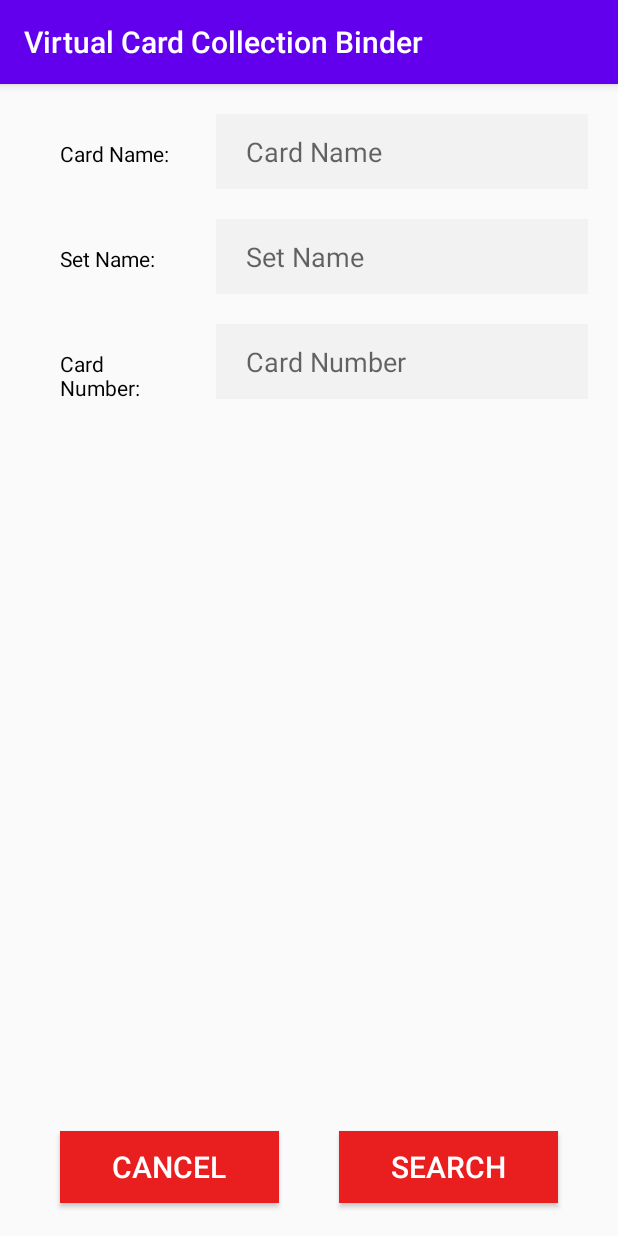
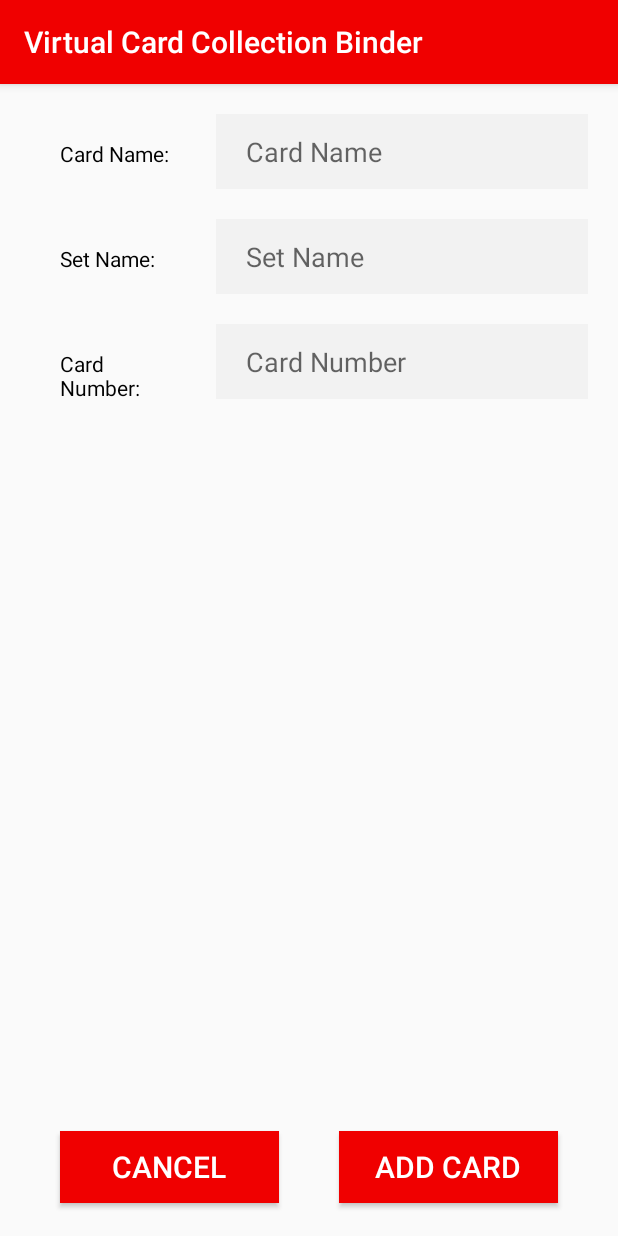
Before and after one commit to nkrishna0609/Pokellection, an Android app: the screen it shows after launch (NewCardActivity), after a tap on an icon or button, on a phone screen of 412 x 824 dp. Run offline under Robolectric (Android 15) with nearby library versions, the phone set to English and light mode, and no system bars; our stand-ins replace Picasso; pictures from the network do not load; 1 statement that could not run was skipped.

Commit message:
changed color of action bar, FAB, changed text of add card button

```diff
--- a/app/src/main/java/ca/nkrishnaswamy/virtualcardcollectionbinder/ui/MainActivity.kt
+++ b/app/src/main/java/ca/nkrishnaswamy/virtualcardcollectionbinder/ui/MainActivity.kt
@@ -2,6 +2,7 @@ package ca.nkrishnaswamy.virtualcardcollectionbinder.ui
 
 import android.app.Activity
 import android.content.Intent
+import android.content.res.ColorStateList
 import androidx.appcompat.app.AppCompatActivity
 import android.os.Bundle
 import android.view.Menu
@@ -9,6 +10,7 @@ import android.view.MenuInflater
 import android.view.MenuItem
 import android.widget.Toast
 import androidx.appcompat.widget.SearchView
+import androidx.core.content.ContextCompat
 import androidx.lifecycle.Observer
 import androidx.lifecycle.ViewModelProvider
 import androidx.recyclerview.widget.ItemTouchHelper
--- a/app/src/main/res/drawable/ic_baseline_search_24.xml
+++ b/app/src/main/res/drawable/ic_baseline_search_24.xml
@@ -5,6 +5,6 @@
     android:viewportHeight="24"
     android:tint="?attr/colorControlNormal">
   <path
-      android:fillColor="@android:color/white"
+      android:fillColor="#FFFFFF"
       android:pathData="M15.5,14h-0.79l-0.28,-0.27C15.41,12.59 16,11.11 16,9.5 16,5.91 13.09,3 9.5,3S3,5.91 3,9.5 5.91,16 9.5,16c1.61,0 3.09,-0.59 4.23,-1.57l0.27,0.28v0.79l5,4.99L20.49,19l-4.99,-5zM9.5,14C7.01,14 5,11.99 5,9.5S7.01,5 9.5,5 14,7.01 14,9.5 11.99,14 9.5,14z"/>
 </vector>
--- a/app/src/main/res/layout/activity_main.xml
+++ b/app/src/main/res/layout/activity_main.xml
@@ -28,6 +28,7 @@
         app:layout_constraintEnd_toEndOf="parent"
         app:layout_constraintBottom_toBottomOf="parent"
         android:layout_margin="20dp"
+        app:backgroundTint="@color/colorRed"
         />
 
 </androidx.constraintlayout.widget.ConstraintLayout>
--- a/app/src/main/res/layout/activity_new_card.xml
+++ b/app/src/main/res/layout/activity_new_card.xml
@@ -172,7 +172,7 @@
             android:layout_marginLeft="20dp"
             android:layout_marginTop="30dp"
             android:background="@color/colorRed"
-            android:text="@string/buttonCardSearch"
+            android:text="@string/buttonCardAdd"
             android:textSize="20sp"
             android:gravity="center"
             android:paddingTop="10dp"
--- a/app/src/main/res/values/colors.xml
+++ b/app/src/main/res/values/colors.xml
@@ -6,5 +6,5 @@
     <color name="colorBlack">#000000</color>
     <color name="colorEditTextBG">#f2f2f2</color>
     <color name="colorWhite">#FFFFFF</color>
-    <color name="colorRed">#E91E1E</color>
+    <color name="colorRed">#f00000</color>
 </resources>
--- a/app/src/main/res/values/strings.xml
+++ b/app/src/main/res/values/strings.xml
@@ -6,7 +6,7 @@
     <string name = "cardSetNameEditBox">Set Name</string>
     <string name = "cardSetNumLabel">Card Number:</string>
     <string name = "cardSetNumEditBox">Card Number</string>
-    <string name = "buttonCardSearch">Search</string>
+    <string name = "buttonCardAdd">Add Card</string>
     <string name = "buttonCancel">Cancel</string>
     <string name = "errorEmptyStrings">Error! Enter card name, set name, and set number.</string>
     <string name = "errorCardNotFound">Error! Card not found.</string>
--- a/app/src/main/res/values/styles.xml
+++ b/app/src/main/res/values/styles.xml
@@ -2,8 +2,8 @@
     <!-- Base application theme. -->
     <style name="AppTheme" parent="Theme.AppCompat.Light.DarkActionBar">
         <!-- Customize your theme here. -->
-        <item name="colorPrimary">@color/colorPrimary</item>
-        <item name="colorPrimaryDark">@color/colorPrimaryDark</item>
+        <item name="colorPrimary">@color/colorRed</item>
+        <item name="colorPrimaryDark">@color/colorRed</item>
         <item name="colorAccent">@color/colorAccent</item>
     </style>
 
```
Also changed, not shown: app/src/main/res/drawable/ic_baseline_add_24.xml (+4 -9 lines), app/src/main/java/ca/nkrishnaswamy/virtualcardcollectionbinder/network/PokeCardApiService.kt (renamed from app/src/main/java/ca/nkrishnaswamy/virtualcardcollectionbinder/network/ApiService.kt).
